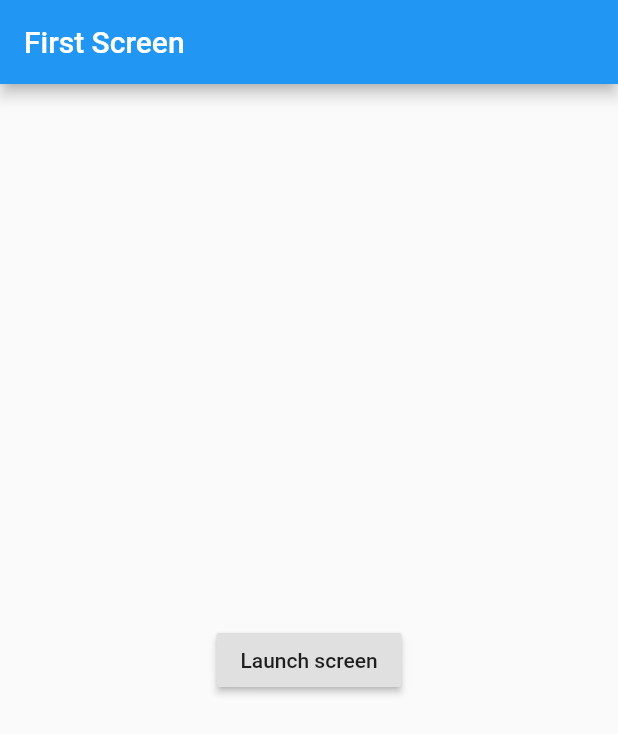
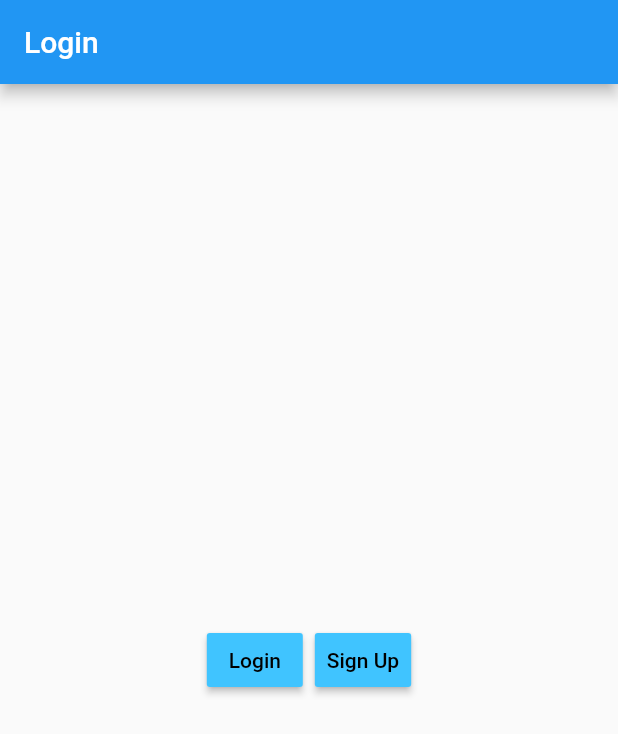
Before and after one commit to jnisitha/client_side_app, a Flutter app: the screen it shows after launch, on a phone screen of 412 x 824 dp. Shown: the top 734 px of the screen. Run offline on Flutter 3.47's test engine with Material 2 defaults, Android fonts, the phone set to English and light mode, and no system bars.

```diff
--- a/lib/login.dart
+++ b/lib/login.dart
@@ -24,22 +24,35 @@ import 'signup.dart';
 //  }
 //}
 
-
 //NAMED ROUTE NAVIGATION ====================================
-class FirstScreen extends StatelessWidget {
+class Login extends StatelessWidget {
   @override
   Widget build(BuildContext context) {
     return Scaffold(
       appBar: AppBar(
-        title: Text('First Screen'),
+        title: Text('Login'),
       ),
       body: Center(
-        child: RaisedButton(
-          child: Text('Launch screen'),
-          onPressed: () {
-            // Navigate to the second screen using a named route
-            Navigator.pushNamed(context, '/second');
-          },
+        child: ButtonBar(
+          alignment: MainAxisAlignment.center,
+          children: <Widget>[
+            RaisedButton(
+              color: Colors.lightBlueAccent,
+              child: const Text('Login'),
+              onPressed: () {
+// Navigate to the second screen using a named route
+                Navigator.pushNamed(context, '/home');
+              }, //Route to other pages
+            ),
+            RaisedButton(
+              color: Colors.lightBlueAccent,
+              child: const Text('Sign Up'),
+              onPressed: () {
+// Navigate to the second screen using a named route
+                Navigator.pushNamed(context, '/signup');
+              },
+            ),
+          ],
         ),
       ),
     );
--- a/lib/main.dart
+++ b/lib/main.dart
@@ -16,9 +16,10 @@ void main() {
       initialRoute: '/',  //Should be login page for now.
       routes: {
         // When we navigate to the "/" route, build the FirstScreen Widget
-        '/': (context) => FirstScreen(),
+        '/': (context) => Login(),
         // When we navigate to the "/second" route, build the SecondScreen Widget
-        '/second': (context) => SecondScreen(),
+        '/signup': (context) => SignUp(),
+        '/home' : (context) => HomePage(),
       },
 
     debugShowCheckedModeBanner: false,
--- a/lib/signup.dart
+++ b/lib/signup.dart
@@ -21,12 +21,12 @@ import 'package:flutter/material.dart';
 //}
 
 //NAMED ROUTE NAVIGATION ====================================
-class SecondScreen extends StatelessWidget {
+class SignUp extends StatelessWidget {
   @override
   Widget build(BuildContext context) {
     return Scaffold(
       appBar: AppBar(
-        title: Text("Second Screen"),
+        title: Text("Sign Up"),
       ),
       body: Center(
         child: RaisedButton(
```
